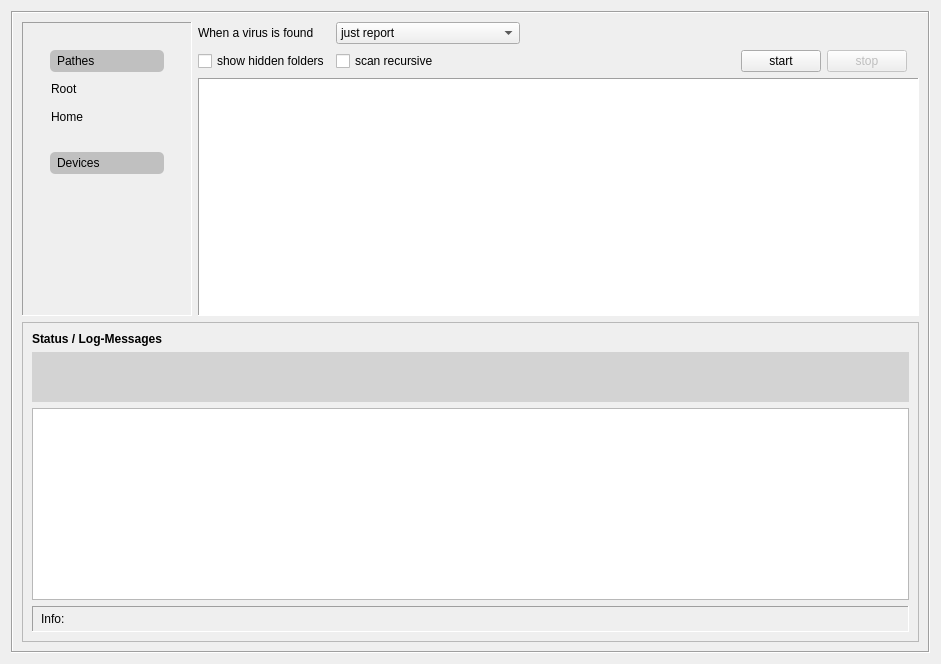
Before: the Qt Designer form ui/scantab.ui in robinking623/clamav-gui, drawn with Qt 5.
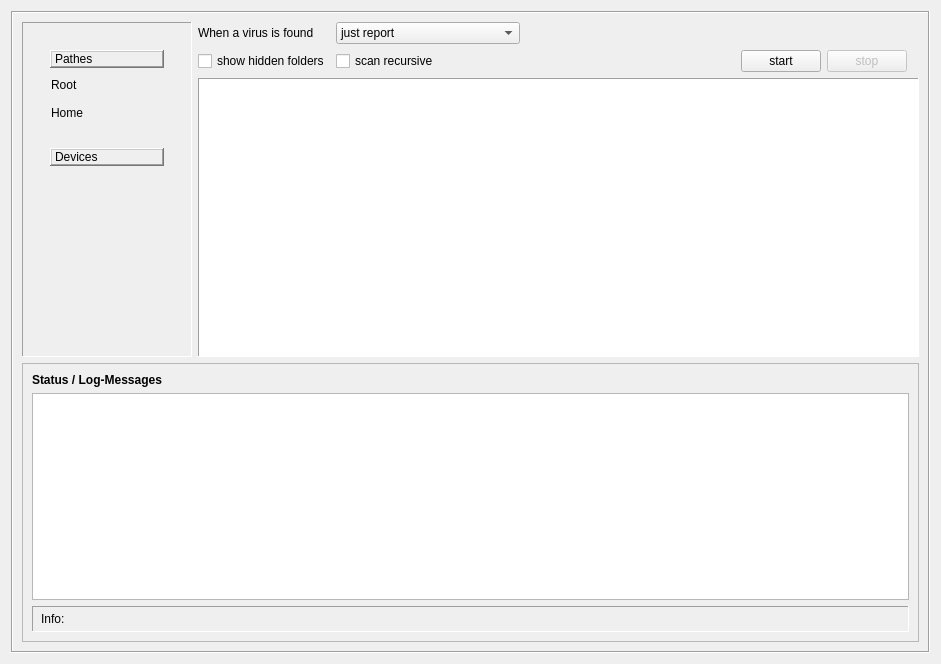
After: the same form once the commit is applied. Icons and pictures are not drawn.

Diff of the .ui file:
```diff
--- a/ui/scantab.ui
+++ b/ui/scantab.ui
@@ -43,7 +43,7 @@
            <x>0</x>
            <y>0</y>
            <width>168</width>
-           <height>288</height>
+           <height>342</height>
           </rect>
          </property>
          <layout class="QVBoxLayout" name="verticalLayout">
@@ -141,7 +141,13 @@
                    </size>
                   </property>
                   <property name="styleSheet">
-                   <string notr="true">background:#c0c0c0;padding:4px;border-radius:5px;</string>
+                   <string notr="true"/>
+                  </property>
+                  <property name="frameShape">
+                   <enum>QFrame::WinPanel</enum>
+                  </property>
+                  <property name="frameShadow">
+                   <enum>QFrame::Raised</enum>
                   </property>
                   <property name="text">
                    <string>Pathes</string>
@@ -169,7 +175,13 @@
                    </size>
                   </property>
                   <property name="styleSheet">
-                   <string notr="true">background:#c0c0c0;padding:4px;border-radius:5px;</string>
+                   <string notr="true"/>
+                  </property>
+                  <property name="frameShape">
+                   <enum>QFrame::WinPanel</enum>
+                  </property>
+                  <property name="frameShadow">
+                   <enum>QFrame::Raised</enum>
                   </property>
                   <property name="text">
                    <string>Devices</string>
@@ -220,29 +232,7 @@
          <enum>QFrame::Raised</enum>
         </property>
         <layout class="QGridLayout" name="gridLayout_3">
-         <item row="3" column="0" colspan="3">
-          <widget class="QLabel" name="currentFileLabel">
-           <property name="sizePolicy">
-            <sizepolicy hsizetype="Preferred" vsizetype="Preferred">
-             <horstretch>1</horstretch>
-             <verstretch>0</verstretch>
-            </sizepolicy>
-           </property>
-           <property name="styleSheet">
-            <string notr="true">padding:5px</string>
-           </property>
-           <property name="frameShape">
-            <enum>QFrame::Panel</enum>
-           </property>
-           <property name="frameShadow">
-            <enum>QFrame::Sunken</enum>
-           </property>
-           <property name="text">
-            <string>Info: </string>
-           </property>
-          </widget>
-         </item>
-         <item row="2" column="0" colspan="3">
+         <item row="1" column="0" colspan="3">
           <widget class="QPlainTextEdit" name="logPlainTextEdit">
            <property name="sizePolicy">
             <sizepolicy hsizetype="Expanding" vsizetype="Expanding">
@@ -261,6 +251,28 @@
            </property>
           </widget>
          </item>
+         <item row="2" column="0" colspan="3">
+          <widget class="QLabel" name="currentFileLabel">
+           <property name="sizePolicy">
+            <sizepolicy hsizetype="Preferred" vsizetype="Preferred">
+             <horstretch>1</horstretch>
+             <verstretch>0</verstretch>
+            </sizepolicy>
+           </property>
+           <property name="styleSheet">
+            <string notr="true">padding:5px</string>
+           </property>
+           <property name="frameShape">
+            <enum>QFrame::Panel</enum>
+           </property>
+           <property name="frameShadow">
+            <enum>QFrame::Sunken</enum>
+           </property>
+           <property name="text">
+            <string>Info: </string>
+           </property>
+          </widget>
+         </item>
          <item row="0" column="0" colspan="2">
           <widget class="QLabel" name="logHeaderLabel">
            <property name="sizePolicy">
@@ -277,37 +289,6 @@
            </property>
           </widget>
          </item>
-         <item row="1" column="0" colspan="3">
-          <widget class="QTextBrowser" name="signatureInfoLabel">
-           <property name="sizePolicy">
-            <sizepolicy hsizetype="Expanding" vsizetype="Minimum">
-             <horstretch>6</horstretch>
-             <verstretch>0</verstretch>
-            </sizepolicy>
-           </property>
-           <property name="maximumSize">
-            <size>
-             <width>16777215</width>
-             <height>50</height>
-            </size>
-           </property>
-           <property name="autoFillBackground">
-            <bool>true</bool>
-           </property>
-           <property name="styleSheet">
-            <string notr="true">background-color:lightgrey</string>
-           </property>
-           <property name="frameShape">
-            <enum>QFrame::NoFrame</enum>
-           </property>
-           <property name="verticalScrollBarPolicy">
-            <enum>Qt::ScrollBarAlwaysOff</enum>
-           </property>
-           <property name="horizontalScrollBarPolicy">
-            <enum>Qt::ScrollBarAlwaysOff</enum>
-           </property>
-          </widget>
-         </item>
         </layout>
        </widget>
       </item>
```
